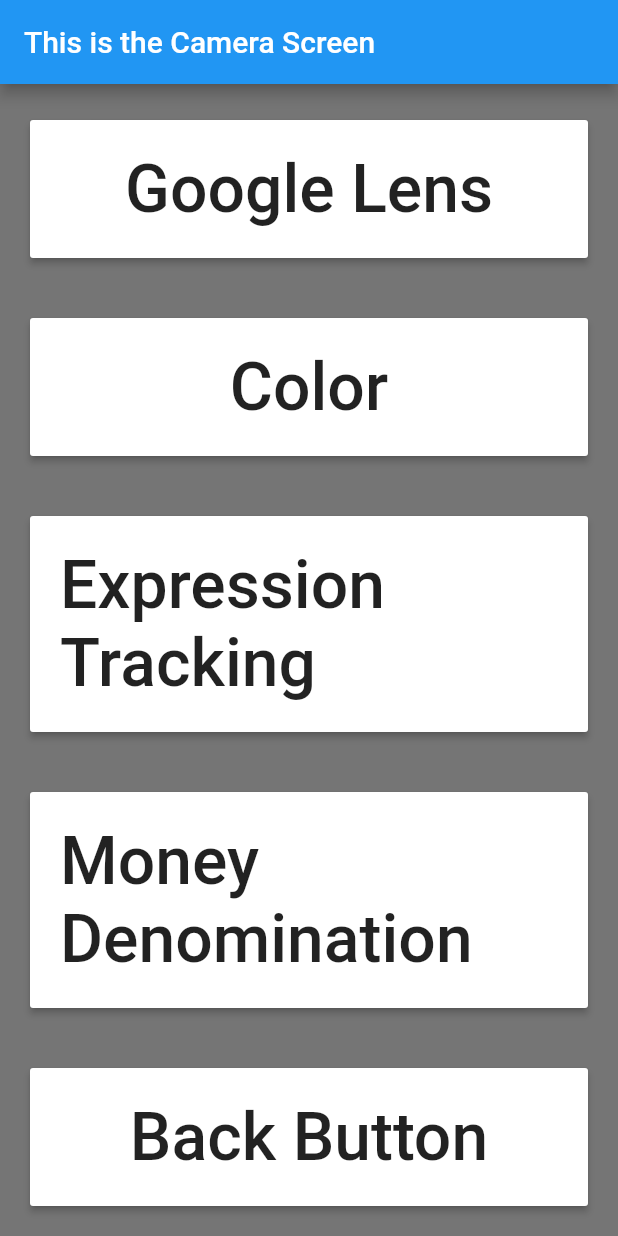
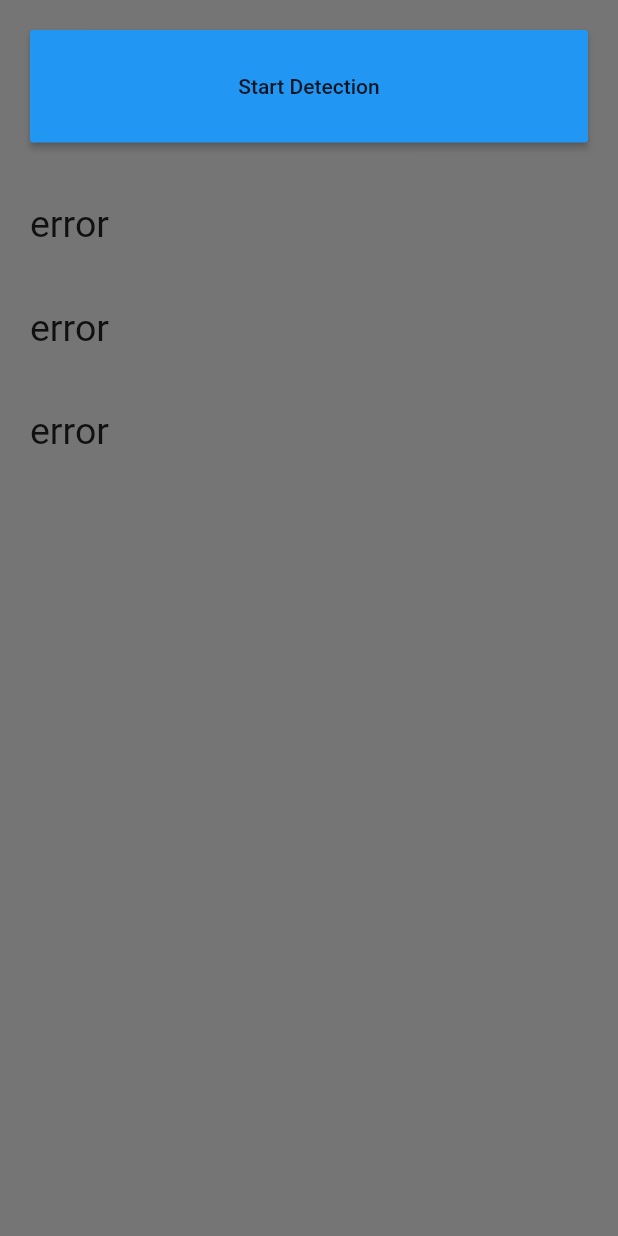
Before and after one commit to adadarohan/Audoptik_App, a Flutter app: the myCamera screen opened directly, scrolled down 128 dp, after a tap on "Expression Tracking", on a phone screen of 412 x 824 dp. Run offline on Flutter 3.47's test engine with Material 2 defaults, Android fonts, the phone set to English and light mode, and no system bars; our stand-ins replace cloud_firestore, firebase_auth, google_sign_in, image_picker; missing offline and left inert: firebase_ml_vision, flutter_mobile_vision; accounts and stored records are empty.

Commit message:
facial recognition(FINALLY)

```diff
--- a/audoptik_app/lib/Screens/buttonsScreens/camera/camera.dart
+++ b/audoptik_app/lib/Screens/buttonsScreens/camera/camera.dart
@@ -1,3 +1,4 @@
+import 'package:audoptik_app/Screens/buttonsScreens/camera/widgets/face.dart';
 import 'package:audoptik_app/Screens/buttonsScreens/camera/widgets/ocr.dart';
 import 'package:audoptik_app/home/home.dart';
 import 'package:flutter/material.dart';
@@ -12,6 +13,14 @@ class _myCameraState extends State<myCamera> {
     Navigator.pushAndRemoveUntil(context,
                 MaterialPageRoute(
                     builder: (context) => myHomeScreen()
+                ),
+                    (route) => false
+            );
+  }
+  void facialRecButton(BuildContext context){
+    Navigator.pushAndRemoveUntil(context,
+                MaterialPageRoute(
+                    builder: (context) => myFaceRec(),
                 ),
                     (route) => false
             );
@@ -98,7 +107,9 @@ class _myCameraState extends State<myCamera> {
                   fontSize: 44,
                 ),
               ),
-              onPressed: (){},
+              onPressed: (){
+                facialRecButton(context);
+              },
 
               ),
             ),
--- /dev/null
+++ b/audoptik_app/lib/Screens/buttonsScreens/camera/widgets/face.dart
@@ -0,0 +1,142 @@
+import 'dart:io';
+
+import 'package:firebase_ml_vision/firebase_ml_vision.dart';
+import 'package:flutter/material.dart';
+import 'package:image_picker/image_picker.dart';
+
+class myFaceRec extends StatefulWidget {
+  @override
+  _myFaceRecState createState() => _myFaceRecState();
+}
+
+class _myFaceRecState extends State<myFaceRec> {
+  static double rotY;
+  static double rotZ;
+  static double smiling;
+  static int id;
+  static bool isFaceDetected = false;
+  static String retVal1 = "error", retval2  = "error", retVal3 = "error";
+  File pickedImage;
+  var imageFile;
+  List<Rect> rect = new List<Rect>();
+
+
+
+  Future pickImage() async {
+    var awaitImage = await ImagePicker.pickImage(source: ImageSource.camera);
+
+    imageFile = await awaitImage.readAsBytes();
+    imageFile = await decodeImageFromList(imageFile);
+
+    setState(() {
+      imageFile = imageFile;
+      pickedImage = awaitImage;
+    });
+    FirebaseVisionImage visionImage = FirebaseVisionImage.fromFile(pickedImage);
+
+    final FaceDetector faceDetector = FirebaseVision.instance.faceDetector(
+      FaceDetectorOptions(
+        mode: FaceDetectorMode.accurate,
+        enableLandmarks: false,
+        enableTracking: true,
+        enableClassification: true,
+        enableContours: false,
+      )
+    );
+    final List<Face> faces = await faceDetector.processImage(visionImage);
+    if (rect.length > 0) {
+      rect = new List<Rect>();
+    }
+    for (Face face in faces) {
+
+      rotY =  face.headEulerAngleY; // Head is rotated to the right rotY degrees
+      rotZ =  face.headEulerAngleZ; // Head is tilted sideways rotZ degrees
+      if(face.smilingProbability != null){
+        smiling = face.smilingProbability;
+
+      }
+      else if(face.trackingId != null){
+        id = face.trackingId;
+      }
+      /*print('the rotation y is ' + rotY.toStringAsFixed(2));
+      print('the rotation z is ' + rotZ.toStringAsFixed(2));*/
+    }
+
+    setState(() {
+      isFaceDetected = true;
+    });
+    if(isFaceDetected == true){
+      retval2 = rotY.toStringAsFixed(2);
+      retVal3 = rotZ.toStringAsFixed(2);
+      if(smiling >= 0.7){
+        retVal1 = "The person seems happy";
+
+      } else if(smiling >= 0.3 && smiling<0.7){
+        retVal1 = "The person seems neutral";
+      } else if(smiling<0.3){
+        retVal1 = "The person does not seem very happy.";
+      }
+    } else{
+      retVal1 = "The image was unclear improper, please try again. ";
+    }
+    print(retval2);
+    print(retVal1);
+    print(retVal3);
+
+
+  }
+  @override
+  Widget build(BuildContext context) {
+    return Scaffold(
+    backgroundColor: Colors.black54,
+      body: ListView(
+        children: <Widget>[
+          Padding(
+            padding: EdgeInsets.all(20.0),
+            child: ButtonTheme(
+              minWidth: 100,
+              height: 75,
+              child: RaisedButton(
+                child: Text("Start Detection"),
+                onPressed: (){
+                  pickImage();
+
+                },
+
+              ),
+            ),
+          ),
+          Padding(
+            padding: EdgeInsets.all(20.0),
+            child: Text(
+              retVal1,
+              style: TextStyle(
+                fontSize: 25,
+
+              ),
+              ),
+            ),
+            Padding(
+            padding: EdgeInsets.all(20.0),
+            child: Text(
+              retval2,
+              style: TextStyle(
+                fontSize: 25,
+              ),
+              ),
+            ),
+            Padding(
+            padding: EdgeInsets.all(20.0),
+            child: Text(
+              retVal3,
+              style: TextStyle(
+                fontSize: 25,
+              ),
+              ),
+            ),
+        ],
+      ),
+
+    );
+  }
+}
--- a/audoptik_app/pubspec.yaml
+++ b/audoptik_app/pubspec.yaml
@@ -25,6 +25,8 @@ dependencies:
     sdk: flutter
   flutter_mobile_vision: ^0.1.3
   firebase_auth:
+  firebase_ml_vision: ^0.9.3+8
+  image_picker: ^0.6.3+4
   provider:
   google_sign_in:
   cloud_firestore:
```
Also changed, not shown: audoptik_app/pubspec.lock, 1 other file.
